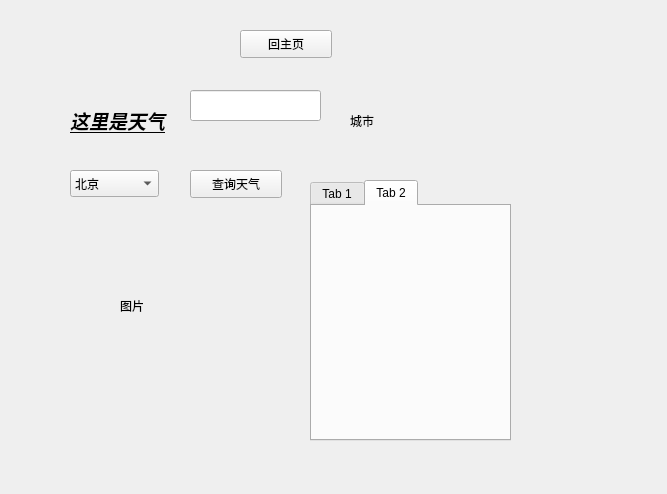
yuzcat01/VehicleControl, file View/Weather/weather.ui: the form before one commit.
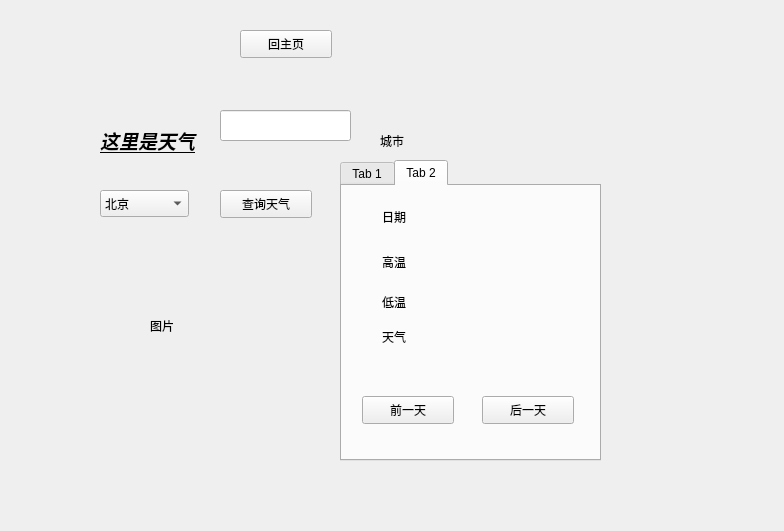
The form after the commit. The open tabs and pages were chosen to show the change.

Commit message: 增加预测天气页面细节

The edit to the form file:
```diff
--- a/View/Weather/weather.ui
+++ b/View/Weather/weather.ui
@@ -6,8 +6,8 @@
    <rect>
     <x>0</x>
     <y>0</y>
-    <width>667</width>
-    <height>494</height>
+    <width>784</width>
+    <height>531</height>
    </rect>
   </property>
   <property name="windowTitle">
@@ -29,10 +29,10 @@
   <widget class="QWidget" name="widget" native="true">
    <property name="geometry">
     <rect>
-     <x>40</x>
-     <y>70</y>
-     <width>611</width>
-     <height>391</height>
+     <x>70</x>
+     <y>90</y>
+     <width>691</width>
+     <height>431</height>
     </rect>
    </property>
    <widget class="QPushButton" name="pushButton_2">
@@ -126,9 +126,9 @@
     <property name="geometry">
      <rect>
       <x>270</x>
-      <y>110</y>
-      <width>201</width>
-      <height>261</height>
+      <y>70</y>
+      <width>261</width>
+      <height>301</height>
      </rect>
     </property>
     <property name="currentIndex">
@@ -182,6 +182,84 @@
      <attribute name="title">
       <string>Tab 2</string>
      </attribute>
+     <widget class="QLabel" name="label_6">
+      <property name="geometry">
+       <rect>
+        <x>40</x>
+        <y>20</y>
+        <width>81</width>
+        <height>21</height>
+       </rect>
+      </property>
+      <property name="text">
+       <string>日期</string>
+      </property>
+     </widget>
+     <widget class="QLabel" name="label_7">
+      <property name="geometry">
+       <rect>
+        <x>40</x>
+        <y>60</y>
+        <width>91</width>
+        <height>31</height>
+       </rect>
+      </property>
+      <property name="text">
+       <string>高温</string>
+      </property>
+     </widget>
+     <widget class="QLabel" name="label_8">
+      <property name="geometry">
+       <rect>
+        <x>40</x>
+        <y>100</y>
+        <width>81</width>
+        <height>31</height>
+       </rect>
+      </property>
+      <property name="text">
+       <string>低温</string>
+      </property>
+     </widget>
+     <widget class="QLabel" name="label_9">
+      <property name="geometry">
+       <rect>
+        <x>40</x>
+        <y>140</y>
+        <width>81</width>
+        <height>21</height>
+       </rect>
+      </property>
+      <property name="text">
+       <string>天气</string>
+      </property>
+     </widget>
+     <widget class="QPushButton" name="pushButton_3">
+      <property name="geometry">
+       <rect>
+        <x>20</x>
+        <y>210</y>
+        <width>92</width>
+        <height>28</height>
+       </rect>
+      </property>
+      <property name="text">
+       <string>前一天</string>
+      </property>
+     </widget>
+     <widget class="QPushButton" name="pushButton_4">
+      <property name="geometry">
+       <rect>
+        <x>140</x>
+        <y>210</y>
+        <width>92</width>
+        <height>28</height>
+       </rect>
+      </property>
+      <property name="text">
+       <string>后一天</string>
+      </property>
+     </widget>
     </widget>
    </widget>
   </widget>
```
Left out of the diff: 2 changed lines with no effect on the pictures. The commit also changes 1 other file.
